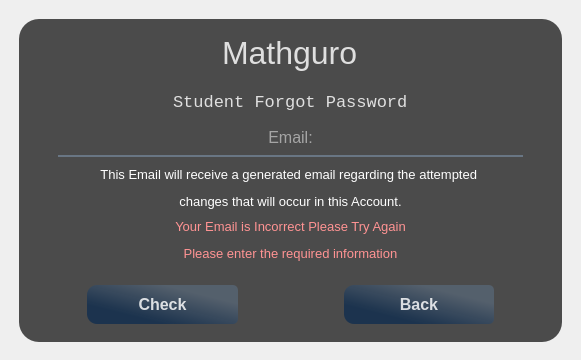
First picture: the form in data/forgotPassBoth.ui, repository pat-gallardo/PreCalGuro, before the edit.
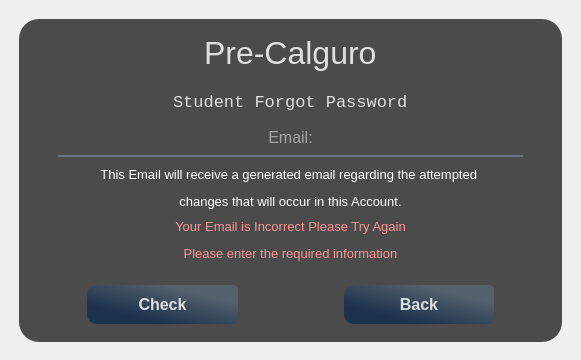
Second picture: the form after the edit. Icons and pictures are not drawn.

The edit to the form file:
```diff
--- a/data/forgotPassBoth.ui
+++ b/data/forgotPassBoth.ui
@@ -144,7 +144,7 @@
                   </font>
                  </property>
                  <property name="text">
-                  <string>Mathguro</string>
+                  <string>Pre-Calguro</string>
                  </property>
                 </widget>
                </item>
```
Left out of the diff: 10 changed lines with no effect on the pictures.
